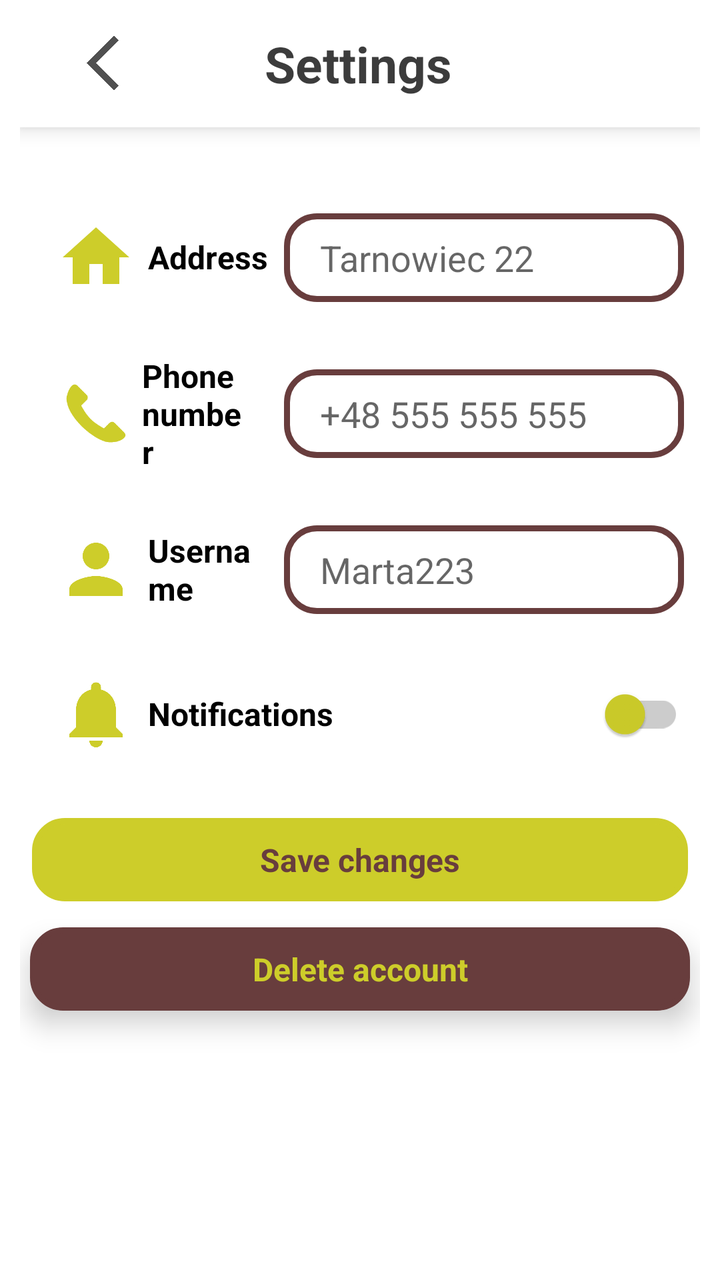
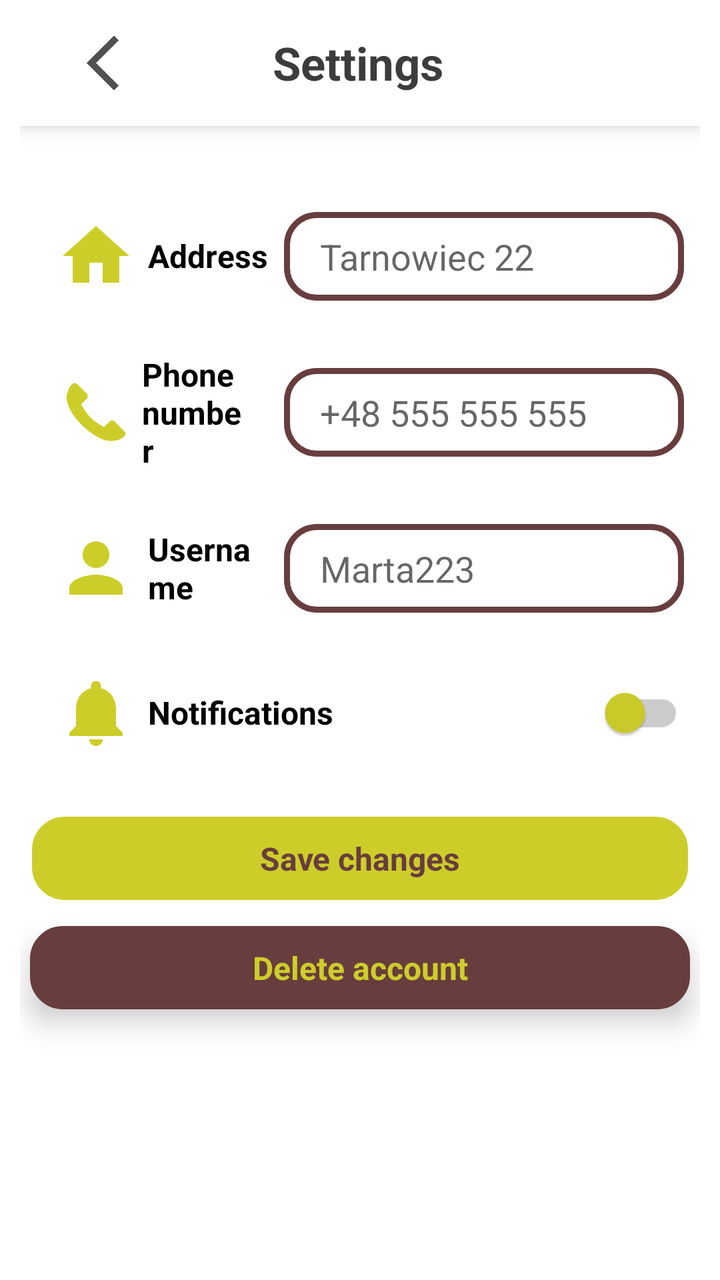

Compare the two renders of this Android layout. The source of the first and the diff that turns it into the second are given below.
<!-- AndroidManifest.xml: application theme Theme.Replate -->
<!-- res/layout/activity_settings.xml -->
<?xml version="1.0" encoding="utf-8"?>
<LinearLayout xmlns:android="http://schemas.android.com/apk/res/android"
    xmlns:tools="http://schemas.android.com/tools"
    xmlns:app="http://schemas.android.com/apk/res-auto"
    android:layout_width="match_parent"
    android:layout_height="match_parent"
    android:background="#ffffff"
    android:layout_marginTop="@dimen/margin_top"
    android:paddingHorizontal="10dp"
    android:orientation="vertical"
    >
    <LinearLayout
        android:paddingVertical="15dp"
        android:layout_width="match_parent"
        android:layout_height="wrap_content"
        android:orientation="horizontal"
        android:background="@color/white"
        android:elevation="6dp">
        <ImageView
            android:id="@+id/arrowback"
            android:layout_marginStart="25dp"
            android:layout_width="33dp"
            android:layout_height="33dp"
            android:src="@drawable/ic_arrow_back"/>
        <TextView
            android:layout_width="0dp"
            android:layout_weight="1"
            android:gravity="center"
            android:layout_marginEnd="60dp"
            android:layout_gravity="center"
            android:layout_height="wrap_content"
            android:textColor="#C3000000"
            android:textSize="25dp"
            android:textStyle="bold"
            android:text="Settings"/>
    </LinearLayout>

    <LinearLayout
        android:layout_marginTop="35dp"
        android:layout_width="match_parent"
        android:layout_height="wrap_content"
        android:orientation="horizontal"
        android:gravity="center_vertical"
        android:padding="8dp">

        <LinearLayout
            android:layout_marginStart="10dp"
            android:layout_width="0dp"
            android:layout_height="wrap_content"
            android:layout_weight="1"
            android:orientation="horizontal"
            android:gravity="center_vertical">

            <ImageView
                android:layout_width="40dp"
                android:layout_height="40dp"
                android:src="@drawable/ic_home"
                app:tint="@color/gold"
                android:layout_marginEnd="6dp" />

            <TextView
                android:layout_width="wrap_content"
                android:layout_height="wrap_content"
                android:text="Address"
                android:textStyle="bold"
                android:textSize="16sp"
                android:textColor="@android:color/black" />
        </LinearLayout>

        <AutoCompleteTextView
            android:id="@+id/addressEditText"
            android:layout_width="200dp"
            android:layout_height="wrap_content"
            android:background="@drawable/button_brown_border"
            android:hint="Tarnowiec 22"
            android:paddingVertical="10dp"
            android:paddingStart="18dp"
            android:inputType="textPostalAddress"
            android:layout_marginStart="8dp" />
    </LinearLayout>


    <LinearLayout
        android:layout_marginTop="10dp"
        android:layout_width="match_parent"
        android:layout_height="wrap_content"
        android:orientation="horizontal"
        android:gravity="center_vertical"
        android:padding="8dp">

        
        <LinearLayout
            android:layout_marginStart="10dp"
            android:layout_width="0dp"
            android:layout_weight="1"
            android:layout_height="wrap_content"
            android:orientation="horizontal"
            android:gravity="center_vertical">

            <ImageView
                android:layout_width="40dp"
                android:layout_height="40dp"
                android:src="@drawable/ic_phon"
                app:tint="@color/gold"
                android:layout_marginEnd="3dp" />

            <TextView
                android:layout_width="wrap_content"
                android:layout_height="wrap_content"
                android:text="Phone number"
                android:textStyle="bold"
                android:textSize="16sp"
                android:textColor="@android:color/black" />
        </LinearLayout>

        <EditText
            android:id="@+id/phoneEditText"
            android:layout_width="200dp"
            android:layout_height="wrap_content"
            android:layout_marginStart="16dp"
            android:background="@drawable/button_brown_border"
            android:hint="+48 555 555 555"
            android:paddingVertical="10dp"
            android:paddingStart="18dp"
            android:inputType="phone" />
    </LinearLayout>

    <LinearLayout
        android:layout_marginTop="10dp"
        android:layout_width="match_parent"
        android:layout_height="wrap_content"
        android:orientation="horizontal"
        android:gravity="center_vertical"
        android:padding="8dp">

        <LinearLayout
            android:layout_marginStart="10dp"
            android:layout_width="0dp"
            android:layout_weight="1"
            android:layout_height="wrap_content"
            android:orientation="horizontal"
            android:gravity="center_vertical">

            <ImageView
                android:layout_width="40dp"
                android:layout_height="40dp"
                android:layout_marginEnd="6dp"
                android:src="@drawable/ic_login"
                app:tint="@color/gold" />

            <TextView
                android:layout_width="wrap_content"
                android:layout_height="wrap_content"
                android:text="Username"
                android:textStyle="bold"
                android:textSize="16sp"
                android:textColor="@android:color/black" />
        </LinearLayout>

        <EditText
            android:id="@+id/usernameEditText"
            android:layout_width="200dp"
            android:layout_height="wrap_content"
            android:layout_marginStart="16dp"
            android:background="@drawable/button_brown_border"
            android:hint="Marta223"
            android:paddingVertical="10dp"
            android:paddingStart="18dp"
            android:inputType="phone" />
    </LinearLayout>

    <LinearLayout
        android:layout_marginTop="10dp"
        android:layout_width="match_parent"
        android:layout_height="wrap_content"
        android:orientation="horizontal"
        android:gravity="center_vertical"
        android:padding="8dp">

        <LinearLayout
            android:layout_width="0dp"
            android:layout_height="wrap_content"
            android:layout_weight="1"
            android:orientation="horizontal"
            android:gravity="center_vertical"
            android:layout_marginStart="10dp">

            <ImageView
                android:layout_width="40dp"
                android:layout_height="40dp"
                android:src="@drawable/ic_notifications"
                app:tint="@color/gold"
                android:layout_marginEnd="6dp" />

            <TextView
                android:layout_width="wrap_content"
                android:layout_height="wrap_content"
                android:text="Notifications"
                android:textStyle="bold"
                android:textSize="16sp"
                android:textColor="@android:color/black" />
        </LinearLayout>
        <Space
            android:layout_height="wrap_content"
            android:layout_width="wrap_content"/>
        <androidx.appcompat.widget.SwitchCompat
            android:id="@+id/notificationsSwitch"
            android:layout_width="wrap_content"
            android:layout_height="wrap_content"
            app:thumbTint="@color/switch_thumb_color"
            app:trackTint="@color/switch_track_color" />

    </LinearLayout>


<TextView
    android:layout_marginTop="20dp"
    android:backgroundTint="@color/gold"
    android:layout_marginHorizontal="6dp"
    android:id="@+id/savebtn"
    android:layout_width="match_parent"
    android:layout_height="wrap_content"
    android:text="Save changes"
    android:paddingVertical="10dp"
    android:textSize="16dp"
    android:textAlignment="center"
    android:textColor="@color/brown"
    android:textStyle="bold"
    android:background="@drawable/button_brown_border"/>



    <androidx.cardview.widget.CardView
        android:id="@+id/deletebtn"
        android:layout_gravity="center_horizontal"
        xmlns:android="http://schemas.android.com/apk/res/android"
        xmlns:app="http://schemas.android.com/apk/res-auto"
        android:layout_width="match_parent"
        android:layout_height="wrap_content"
        app:cardElevation="8dp"
        app:cardCornerRadius="15dp"
        android:layout_marginHorizontal="5dp"
        android:layout_marginTop="13dp"
        android:layout_marginBottom="23dp"
        app:cardBackgroundColor="@android:color/transparent"
        >

        <LinearLayout
            android:layout_width="match_parent"
            android:layout_height="wrap_content"
            android:orientation="horizontal"
            android:gravity="center_vertical"
            android:backgroundTint="@color/brown"
            android:background="@drawable/button_brown_border"
            android:paddingVertical="10dp">

            <TextView
                android:textColor="@color/gold"
                android:layout_gravity="center_horizontal"
                android:layout_width="wrap_content"
                android:textAlignment="center"
                android:layout_weight="1"
                android:layout_height="wrap_content"
                android:text="Delete account"
                android:textStyle="bold"
                android:textSize="16sp"/>


        </LinearLayout>
    </androidx.cardview.widget.CardView>

</LinearLayout>
<!-- resources referenced by this layout -->
<resources>
  <color name="brown">#683D3D</color>
  <color name="gold">#CDCD2A</color>
  <color name="white">#FFFFFFFF</color>
  <dimen name="margin_top">25sp</dimen>
  <!-- drawable button_brown_border (drawable) -->
  <shape xmlns:android="http://schemas.android.com/apk/res/android"
      android:shape="rectangle">
  
      <solid android:color="@android:color/white" />
  
      <stroke
          android:width="3dp"
          android:color="@color/brown" />
  
      <corners android:radius="15dp" />
  </shape>
  <!-- drawable ic_arrow_back (drawable) -->
  <vector android:height="24dp" android:tint="#505050"
      android:viewportHeight="24" android:viewportWidth="24"
      android:width="24dp" xmlns:android="http://schemas.android.com/apk/res/android">
      <path android:fillColor="@android:color/white" android:pathData="M17.77,3.77l-1.77,-1.77l-10,10l10,10l1.77,-1.77l-8.23,-8.23z"/>
  </vector>
  <!-- drawable ic_home (drawable) -->
  <vector android:height="24dp" android:tint="#DCDCDC"
      android:viewportHeight="24" android:viewportWidth="24"
      android:width="24dp" xmlns:android="http://schemas.android.com/apk/res/android">
      <path android:fillColor="@android:color/white" android:pathData="M10,20v-6h4v6h5v-8h3L12,3 2,12h3v8z"/>
  </vector>
  <!-- drawable ic_login (drawable) -->
  <vector android:height="24dp" android:tint="#DCDCDC"
      android:viewportHeight="24" android:viewportWidth="24"
      android:width="24dp" xmlns:android="http://schemas.android.com/apk/res/android">
      <path android:fillColor="@android:color/white" android:pathData="M12,12c2.21,0 4,-1.79 4,-4s-1.79,-4 -4,-4 -4,1.79 -4,4 1.79,4 4,4zM12,14c-2.67,0 -8,1.34 -8,4v2h16v-2c0,-2.66 -5.33,-4 -8,-4z"/>
  </vector>
  <!-- drawable ic_notifications (drawable) -->
  <vector android:height="24dp" android:tint="#DCDCDC"
      android:viewportHeight="24" android:viewportWidth="24"
      android:width="24dp" xmlns:android="http://schemas.android.com/apk/res/android">
      <path android:fillColor="@android:color/white" android:pathData="M12,22c1.1,0 2,-0.9 2,-2h-4c0,1.1 0.89,2 2,2zM18,16v-5c0,-3.07 -1.64,-5.64 -4.5,-6.32L13.5,4c0,-0.83 -0.67,-1.5 -1.5,-1.5s-1.5,0.67 -1.5,1.5v0.68C7.63,5.36 6,7.92 6,11v5l-2,2v1h16v-1l-2,-2z"/>
  </vector>
  <!-- drawable ic_phon (drawable) -->
  <vector xmlns:android="http://schemas.android.com/apk/res/android" android:height="24dp" android:viewportHeight="6.8267" android:viewportWidth="6.8267" android:width="24dp">
        
      <path android:fillColor="#FF6E40" android:pathData="M0.9086,2.2403c0.0676,1.3891 1.968,3.1579 3.2551,3.5689 0.8637,0.2758 2.1483,-0.2682 1.64,-0.7766l-0.8026,-0.803c-0.122,-0.1221 -0.3198,-0.1079 -0.4391,0.0113l-0.4609,0.4607c-0.9915,-0.5402 -1.4075,-0.9655 -1.9522,-1.951l0.4616,-0.4612c0.1194,-0.1195 0.1329,-0.3169 0.0108,-0.4391l-0.8029,-0.8029c-0.4494,-0.4494 -0.9355,0.6677 -0.9099,1.1929z"/>
        
      <path android:fillColor="#E64A19" android:pathData="M0.9086,2.2403l1.2404,0.5103 0.4616,-0.4612c0.1194,-0.1195 0.1329,-0.3169 0.0108,-0.4391l-0.8029,-0.8029c-0.4494,-0.4494 -0.9355,0.6677 -0.9099,1.1929z"/>
        
      <path android:fillColor="#E64A19" android:pathData="M4.1637,5.8092c0.8637,0.2758 2.1483,-0.2682 1.64,-0.7766l-0.8026,-0.803c-0.122,-0.1221 -0.3198,-0.1079 -0.4391,0.0113l-0.4609,0.4607 0.0625,1.1076z"/>
      
  </vector>
  <style name="Theme.Replate" parent="Base.Theme.Replate" />
  <style name="Base.Theme.Replate" parent="Theme.MaterialComponents.DayNight.NoActionBar">
          
          
      </style>
</resources>

<!-- the commit's change to res/layout/activity_settings.xml (unified diff, before → after) -->
@@ -30,7 +30,7 @@
             android:layout_gravity="center"
             android:layout_height="wrap_content"
             android:textColor="#C3000000"
-            android:textSize="25dp"
+            android:textSize="23dp"
             android:textStyle="bold"
             android:text="Settings"/>
     </LinearLayout>
